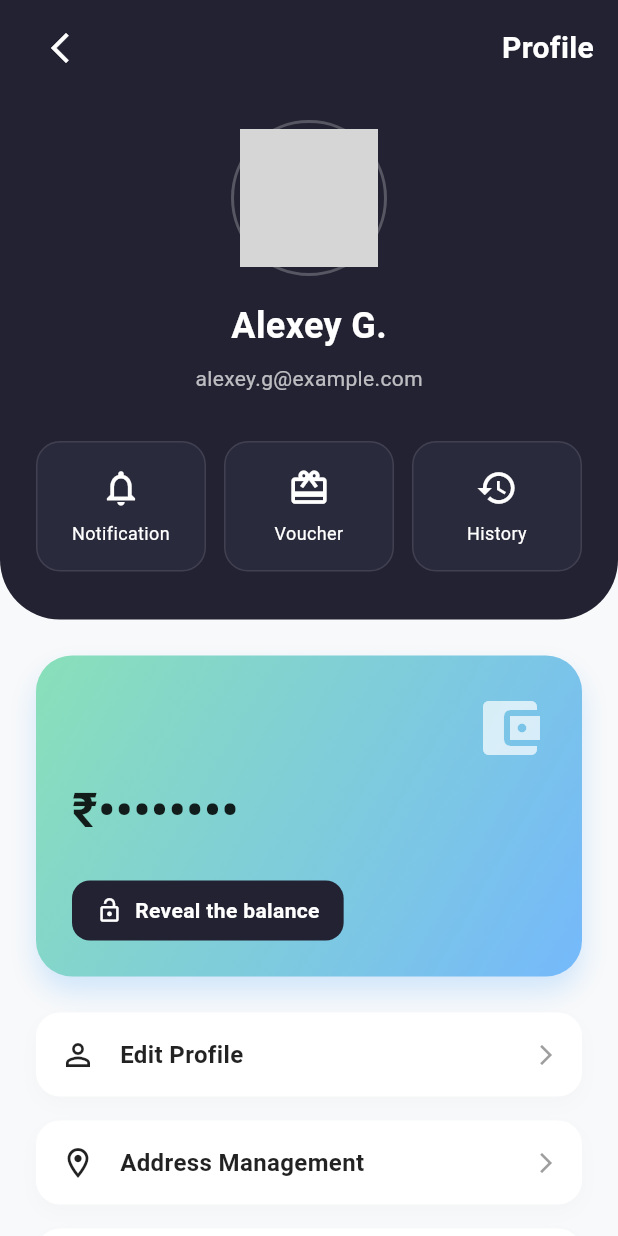
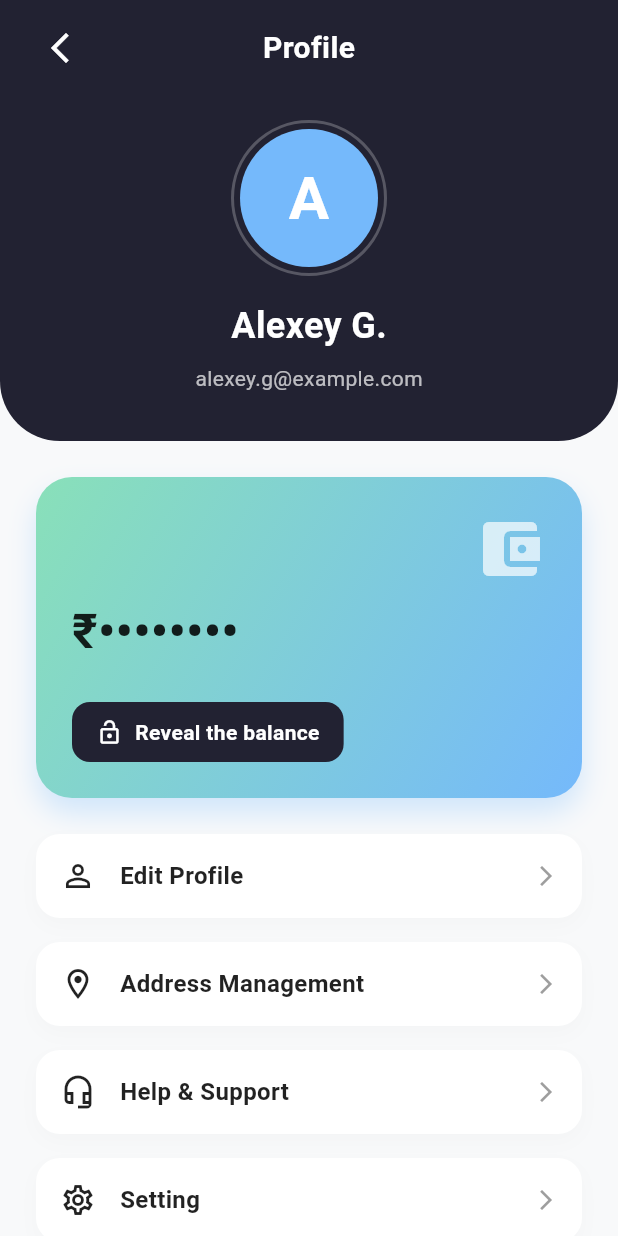
Before and after one commit to dhanuvagman006/nexus_vc_hack, a Flutter app: the ProfileScreen screen opened directly, on a phone screen of 412 x 824 dp. Run offline on Flutter 3.47's test engine with Material 3 defaults, Android fonts, the phone set to English and light mode, and no system bars; our stand-ins replace permission_handler, qr_flutter, shared_preferences; missing offline and left inert: mobile_scanner, nearby_connections; accounts and stored records are empty; grey boxes are pictures that could not be loaded.

Commit message:
feat: implement home dashboard, user profile management, and state architecture

```diff
--- a/bluepay/lib/profile_screen.dart
+++ b/bluepay/lib/profile_screen.dart
@@ -1,5 +1,9 @@
 import 'package:flutter/material.dart';
+import 'package:provider/provider.dart';
 import 'balance_card.dart';
+import 'state/app_state.dart';
+import 'edit_profile_screen.dart';
+import 'address_management_screen.dart';
 
 class ProfileScreen extends StatefulWidget {
   const ProfileScreen({super.key});
@@ -13,10 +17,12 @@ class _ProfileScreenState extends State<ProfileScreen> {
   Widget build(BuildContext context) {
     return Scaffold(
       backgroundColor: const Color(0xFFF8F9FA),
-      body: SingleChildScrollView(
+      body: Consumer<AppState>(
+        builder: (context, appState, child) {
+          return SingleChildScrollView(
             child: Column(
               children: [
-            _buildDarkHeader(),
+                _buildDarkHeader(appState),
                 Padding(
                   padding: const EdgeInsets.symmetric(
                     horizontal: 24.0,
@@ -26,19 +32,41 @@ class _ProfileScreenState extends State<ProfileScreen> {
                     children: [
                       const BalanceCard(),
                       const SizedBox(height: 24),
-                  _buildOptionItem(Icons.person_outline, 'Edit Profile'),
                       _buildOptionItem(
-                    Icons.location_on_outlined,
-                    'Address Management',
+                        icon: Icons.person_outline,
+                        title: 'Edit Profile',
+                        onTap: () {
+                          Navigator.push(
+                            context,
+                            MaterialPageRoute(
+                              builder: (context) => const EditProfileScreen(),
+                            ),
+                          );
+                        },
                       ),
                       _buildOptionItem(
-                    Icons.headset_mic_outlined,
-                    'Help & Support',
+                        icon: Icons.location_on_outlined,
+                        title: 'Address Management',
+                        onTap: () {
+                          Navigator.push(
+                            context,
+                            MaterialPageRoute(
+                              builder: (context) => const AddressManagementScreen(),
                             ),
-                  _buildOptionItem(Icons.settings_outlined, 'Setting'),
+                          );
+                        },
+                      ),
                       _buildOptionItem(
-                    Icons.logout,
-                    'Log out',
+                        icon: Icons.headset_mic_outlined,
+                        title: 'Help & Support',
+                      ),
+                      _buildOptionItem(
+                        icon: Icons.settings_outlined,
+                        title: 'Setting',
+                      ),
+                      _buildOptionItem(
+                        icon: Icons.logout,
+                        title: 'Log out',
                         isDestructive: true,
                       ),
                     ],
@@ -46,17 +74,17 @@ class _ProfileScreenState extends State<ProfileScreen> {
                 ),
               ],
             ),
+          );
+        },
       ),
     );
   }
 
-  Widget _buildDarkHeader() {
+  Widget _buildDarkHeader(AppState appState) {
     return Container(
       width: double.infinity,
       decoration: const BoxDecoration(
-        color: Color(
-          0xFF222232,
-        ), // Dark color matching the app's details button
+        color: Color(0xFF222232),
         borderRadius: BorderRadius.only(
           bottomLeft: Radius.circular(40),
           bottomRight: Radius.circular(40),
@@ -89,6 +117,7 @@ class _ProfileScreenState extends State<ProfileScreen> {
                       fontWeight: FontWeight.bold,
                     ),
                   ),
+                  const SizedBox(width: 48), // Balance spacing
                 ],
               ),
             ),
@@ -99,17 +128,25 @@ class _ProfileScreenState extends State<ProfileScreen> {
                 shape: BoxShape.circle,
                 border: Border.all(color: Colors.white24, width: 2),
               ),
-              child: const CircleAvatar(
+              child: CircleAvatar(
                 radius: 46,
-                backgroundImage: NetworkImage(
-                  'https://randomuser.me/api/portraits/men/32.jpg',
+                backgroundColor: const Color(0xFF75B9FB),
+                child: Text(
+                  appState.currentUserName.isNotEmpty
+                      ? appState.currentUserName[0].toUpperCase()
+                      : '?',
+                  style: const TextStyle(
+                    fontSize: 40,
+                    fontWeight: FontWeight.bold,
+                    color: Colors.white,
+                  ),
                 ),
               ),
             ),
             const SizedBox(height: 16),
-            const Text(
-              'Alexey G.',
-              style: TextStyle(
+            Text(
+              appState.currentUserName,
+              style: const TextStyle(
                 fontSize: 24,
                 fontWeight: FontWeight.bold,
                 color: Colors.white,
@@ -117,33 +154,22 @@ class _ProfileScreenState extends State<ProfileScreen> {
             ),
             const SizedBox(height: 8),
             Text(
-              'alexey.g@example.com',
-              style: TextStyle(fontSize: 14, color: Colors.white70),
+              appState.userEmail,
+              style: const TextStyle(fontSize: 14, color: Colors.white70),
             ),
-            const SizedBox(height: 32),
+            if (appState.userAddress.isNotEmpty) ...[
+              const SizedBox(height: 8),
               Padding(
                 padding: const EdgeInsets.symmetric(horizontal: 24.0),
-              child: Row(
-                mainAxisAlignment: MainAxisAlignment.spaceEvenly,
-                children: [
-                  Expanded(
-                    child: _buildHeaderButton(
-                      Icons.notifications_none_outlined,
-                      'Notification',
+                child: Text(
+                  appState.userAddress,
+                  style: const TextStyle(fontSize: 14, color: Colors.white54),
+                  textAlign: TextAlign.center,
+                  maxLines: 2,
+                  overflow: TextOverflow.ellipsis,
                 ),
               ),
-                  const SizedBox(width: 12),
-                  Expanded(
-                    child: _buildHeaderButton(
-                      Icons.card_giftcard_outlined,
-                      'Voucher',
-                    ),
-                  ),
-                  const SizedBox(width: 12),
-                  Expanded(child: _buildHeaderButton(Icons.history, 'History')),
             ],
-              ),
-            ),
             const SizedBox(height: 32),
           ],
         ),
@@ -151,34 +177,15 @@ class _ProfileScreenState extends State<ProfileScreen> {
     );
   }
 
-  Widget _buildHeaderButton(IconData icon, String label) {
-    return Container(
-      padding: const EdgeInsets.symmetric(vertical: 16),
-      decoration: BoxDecoration(
-        color: const Color(0xFF2A2A3D),
-        borderRadius: BorderRadius.circular(16),
-        border: Border.all(color: Colors.white10),
-      ),
-      child: Column(
-        children: [
-          Icon(icon, color: Colors.white, size: 28),
-          const SizedBox(height: 8),
-          Text(
-            label,
-            style: const TextStyle(color: Colors.white, fontSize: 12),
-            textAlign: TextAlign.center,
-          ),
-        ],
-      ),
-    );
-  }
-
-  Widget _buildOptionItem(
-    IconData icon,
-    String title, {
+  Widget _buildOptionItem({
+    required IconData icon,
+    required String title,
     bool isDestructive = false,
+    VoidCallback? onTap,
   }) {
-    return Container(
+    return GestureDetector(
+      onTap: onTap,
+      child: Container(
         margin: const EdgeInsets.only(bottom: 16),
         padding: const EdgeInsets.all(16),
         decoration: BoxDecoration(
@@ -210,6 +217,7 @@ class _ProfileScreenState extends State<ProfileScreen> {
               const Icon(Icons.arrow_forward_ios, color: Colors.grey, size: 16),
           ],
         ),
+      ),
     );
   }
 }
--- a/bluepay/pubspec.yaml
+++ b/bluepay/pubspec.yaml
@@ -39,6 +39,7 @@ dependencies:
   qr_flutter: ^4.1.0
   provider: ^6.1.5+1
   permission_handler: ^12.0.1
+  shared_preferences: ^2.5.5
 
 dev_dependencies:
   flutter_test:
```
Also changed, not shown: bluepay/lib/address_management_screen.dart (added, +75 -0 lines), bluepay/lib/edit_profile_screen.dart (added, +102 -0 lines), bluepay/lib/home_screen.dart (+15 -6 lines), bluepay/lib/state/app_state.dart (+41 -0 lines), bluepay/pubspec.lock, 1 other file. Lines whose indentation alone changed are shown as unchanged.
